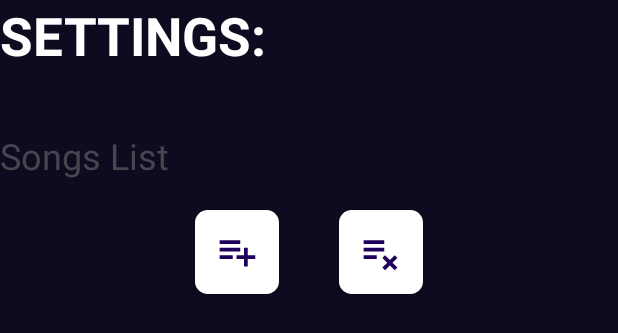
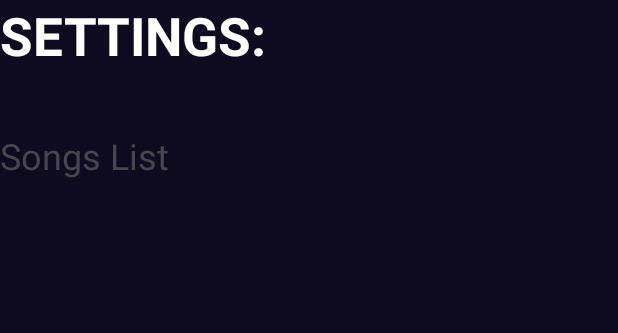
Before and after one commit to PauloSzT/Music_player, an Android app: the layout fragment_settings.xml on its own in the app's theme, with its tools: preview values and no code run, on a phone screen of 412 x 824 dp. Shown: the top 333 px of the screen. Run offline under Robolectric (Android 15) with nearby library versions, the phone set to English and light mode, and no system bars.

```diff
--- a/app/src/main/java/com/android/example/music/player/MusicPlayer.kt
+++ b/app/src/main/java/com/android/example/music/player/MusicPlayer.kt
@@ -23,7 +23,7 @@ interface MusicPlayer {
 
 class MusicPlayerImplementation(
     var songsList: List<Song>,
-    private val viewModelScope: CoroutineScope
+    private val viewModelScope: CoroutineScope,
 ) : MusicPlayer {
 
     private var mediaPlayer: MediaPlayer = MediaPlayer()
@@ -34,7 +34,6 @@ class MusicPlayerImplementation(
     var playList: List<Song> = songsList.filter{
         it.isInPlaylist.value == true
     }
-
 
     override fun playSong(songIndex: Int) {
         destroyPlayer()
--- a/app/src/main/java/com/android/example/music/ui/playfragment/PlayFragmentViewModel.kt
+++ /dev/null
@@ -1,4 +0,0 @@
-package com.android.example.music.ui.playfragment
-
-class PlayFragmentViewModel {
-}
--- a/app/src/main/java/com/android/example/music/ui/settingsfragment/SettingsListAdapter.kt
+++ b/app/src/main/java/com/android/example/music/ui/settingsfragment/SettingsListAdapter.kt
@@ -41,7 +41,7 @@ class SettingsListAdapter(
                     ContextCompat.getColorStateList(context, R.color.pink)
             } else {
                 songRow.backgroundTintList =
-                    ContextCompat.getColorStateList(context, R.color.white)
+                    ContextCompat.getColorStateList(context, R.color.light_dark)
             }
         }
 
--- a/app/src/main/res/layout/fragment_home.xml
+++ b/app/src/main/res/layout/fragment_home.xml
@@ -19,7 +19,7 @@
             style="@style/MarqueeText"
             android:layout_width="wrap_content"
             android:layout_height="wrap_content"
-            android:text="HOME PANEL"
+            android:text="HOME PANEL:"
             android:textColor="@color/white"
             android:textSize="35sp"
             android:textStyle="bold" />
@@ -29,9 +29,10 @@
             android:layout_width="50dp"
             android:layout_height="50dp"
             android:layout_gravity="center"
-            android:layout_marginStart="50dp"
+            android:layout_marginStart="135dp"
             android:clickable="true"
             android:focusable="true"
+            app:tint="@color/white"
             android:src="@drawable/ic_settings"
             app:shapeAppearanceOverlay="@style/curved" />
     </LinearLayout>
--- a/app/src/main/res/layout/fragment_settings.xml
+++ b/app/src/main/res/layout/fragment_settings.xml
@@ -38,40 +38,6 @@
 
     </LinearLayout>
 
-    <LinearLayout
-        android:id="@+id/buttons_list_wrapper"
-        android:layout_width="wrap_content"
-        android:layout_height="wrap_content"
-        android:layout_gravity="center"
-        android:orientation="horizontal">
-
-        <com.google.android.material.floatingactionbutton.FloatingActionButton
-            android:id="@+id/fab_add"
-            android:layout_width="wrap_content"
-            android:layout_height="wrap_content"
-            android:layout_margin="20dp"
-            android:clickable="true"
-            android:focusable="true"
-            android:src="@drawable/ic_addsong"
-            android:tint="@color/black"
-            app:backgroundTint="@color/white"
-            app:maxImageSize="30dp"
-            app:shapeAppearanceOverlay="@style/curved" />
-
-        <com.google.android.material.floatingactionbutton.FloatingActionButton
-            android:id="@+id/fab_remove"
-            android:layout_width="wrap_content"
-            android:layout_height="wrap_content"
-            android:layout_margin="20dp"
-            android:clickable="true"
-            android:focusable="true"
-            android:src="@drawable/ic_removesong"
-            android:tint="@color/black"
-            app:backgroundTint="@color/white"
-            app:maxImageSize="30dp"
-            app:shapeAppearanceOverlay="@style/curved" />
-    </LinearLayout>
-
     <androidx.recyclerview.widget.RecyclerView
         android:id="@+id/song_container"
         android:layout_width="match_parent"
--- a/app/src/main/res/values/colors.xml
+++ b/app/src/main/res/values/colors.xml
@@ -7,4 +7,5 @@
     <color name="dark_blue">#FF081A4A</color>
     <color name="background_app">#0E0B20</color>
     <color name="pink">#E91E63</color>
+    <color name="green">#78F609</color>
 </resources>
```
Also changed, not shown: app/src/main/java/com/android/example/music/MainActivity.kt (+2 -24 lines), app/src/main/java/com/android/example/music/MainActivityViewModel.kt (+7 -10 lines), app/src/main/java/com/android/example/music/models/SongProvider.kt (added, +36 -0 lines), app/src/main/res/layout/fragment_play.xml (+3 -5 lines).
